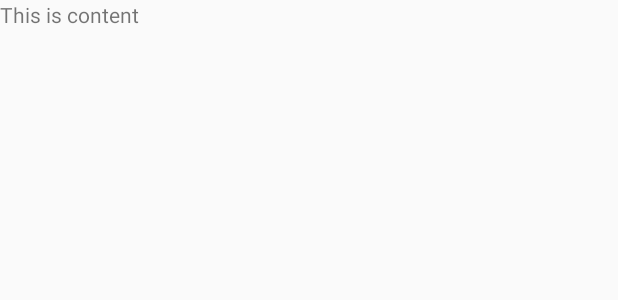
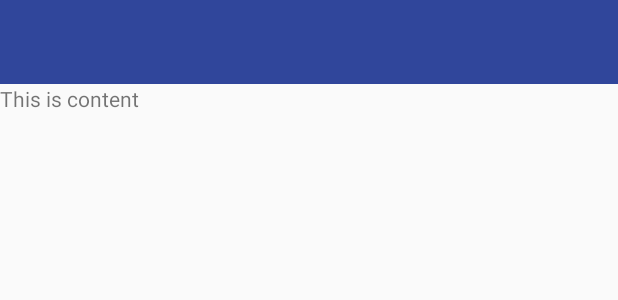
Before and after one commit to nielev/LearnEnglish, an Android app: the layout activity_main.xml on its own in the app's theme, with its tools: preview values and no code run, on a phone screen of 412 x 824 dp. Shown: the top 300 px of the screen. Run offline under Robolectric (Android 15) with nearby library versions, the phone set to English and light mode, and no system bars.

Commit message:
add DrawerLayout

```diff
--- a/app/build.gradle
+++ b/app/build.gradle
@@ -35,8 +35,7 @@ dependencies {
     provided('com.tencent.tinker:tinker-android-anno:1.7.3') { changing = true }
     apt 'com.jakewharton:butterknife-compiler:8.4.0'
     compile 'com.jakewharton:butterknife:8.4.0'
-    compile 'com.android.support:design:23.0.0'
-    compile 'com.android.support:support-v4:23.1.1'
+    compile 'com.android.support:design:23.4.0'
 }
 
 
--- a/app/src/main/res/layout/activity_main.xml
+++ b/app/src/main/res/layout/activity_main.xml
@@ -2,20 +2,36 @@
 <android.support.v4.widget.DrawerLayout
     xmlns:android="http://schemas.android.com/apk/res/android"
     xmlns:app="http://schemas.android.com/apk/res-auto"
+    android:id="@+id/drawer_layout"
     android:layout_width="match_parent"
     android:layout_height="match_parent">
     <!--需要呈现的内容-->
     <android.support.design.widget.NavigationView
+        android:id="@+id/navigation_view"
         android:layout_width="wrap_content"
         android:layout_height="match_parent"
         android:layout_gravity="start"
         android:scrollbars="none"
         app:headerLayout="@layout/layout_drawer_header"
-        app:menu="@menu/layout_menu">
+        app:menu="@menu/layout_menu"/>
+    <LinearLayout
+        android:layout_width="match_parent"
+        android:layout_height="match_parent"
+        android:orientation="vertical">
+        <android.support.v7.widget.Toolbar
+            android:id="@+id/toolbar"
+            android:layout_width="match_parent"
+            android:layout_height="?attr/actionBarSize"
+            android:background="#30469b"/>
+        <FrameLayout
+            android:id="@+id/content"
+            android:layout_width="match_parent"
+            android:layout_height="match_parent">
+            <TextView
+                android:layout_width="wrap_content"
+                android:layout_height="wrap_content"
+                android:text="This is content"/>
+        </FrameLayout>
+    </LinearLayout>
 
-    </android.support.design.widget.NavigationView>
-    <TextView
-        android:layout_width="wrap_content"
-        android:layout_height="wrap_content"
-        android:text="This is content"/>
 </android.support.v4.widget.DrawerLayout>
--- a/app/src/main/res/menu/layout_menu.xml
+++ b/app/src/main/res/menu/layout_menu.xml
@@ -1,30 +1,30 @@
 <menu xmlns:android="http://schemas.android.com/apk/res/android">
     <group android:checkableBehavior="single">
         <item
-            android:id="@+id/nav_home"
+            android:id="@+id/nav_plan"
             android:icon="@mipmap/menu"
             android:title="Home" />
         <item
-            android:id="@+id/nav_messages"
+            android:id="@+id/nav_feeback"
             android:icon="@mipmap/menu"
             android:title="Messages" />
         <item
-            android:id="@+id/nav_friends"
+            android:id="@+id/nav_setting"
             android:icon="@mipmap/menu"
             android:title="Friends" />
-        <item
-            android:id="@+id/nav_discussion"
-            android:icon="@mipmap/menu"
-            android:title="Discussion" />
+        <!--<item-->
+            <!--android:id="@+id/nav_discussion"-->
+            <!--android:icon="@mipmap/menu"-->
+            <!--android:title="Discussion" />-->
     </group>
-    <item android:title="Sub items">
-        <menu>
-            <item
-                android:icon="@mipmap/menu"
-                android:title="Sub item 1" />
-            <item
-                android:icon="@mipmap/menu"
-                android:title="Sub item 2" />
-        </menu>
-    </item>
+    <!--<item android:title="Sub items">-->
+        <!--<menu>-->
+            <!--<item-->
+                <!--android:icon="@mipmap/menu"-->
+                <!--android:title="Sub item 1" />-->
+            <!--<item-->
+                <!--android:icon="@mipmap/menu"-->
+                <!--android:title="Sub item 2" />-->
+        <!--</menu>-->
+    <!--</item>-->
 </menu>
--- a/app/src/main/res/values/strings.xml
+++ b/app/src/main/res/values/strings.xml
@@ -52,5 +52,7 @@
     <string name="exit_message">Are you sure exit?</string>
     <string name="cancel">Cancel</string>
 
-
+    <!--MainActivity-->
+    <string name="drawer_open">open</string>
+    <string name="drawer_close">close</string>
 </resources>
```
Also changed, not shown: app/src/main/java/com/neo/whylearnenglish/base/BaseFragment.java (added, +43 -0 lines), app/src/main/java/com/neo/whylearnenglish/ui/MainActivity.java (+59 -3 lines), app/src/main/java/com/neo/whylearnenglish/ui/fragment/FeebackFragment.java (added, +34 -0 lines), app/src/main/java/com/neo/whylearnenglish/ui/fragment/PlanFragment.java (added, +32 -0 lines), app/src/main/java/com/neo/whylearnenglish/ui/fragment/SettingFragment.java (added, +33 -0 lines), app/src/main/res/layout/fragment_feeback.xml (added, +9 -0 lines), app/src/main/res/layout/fragment_plan.xml (added, +9 -0 lines), app/src/main/res/layout/fragment_setting.xml (added, +9 -0 lines), app/src/main/res/layout/layout_drawer_header.xml (+5 -4 lines), app/src/main/res/layout/layout_title.xml (added, +13 -0 lines), app/src/main/res/mipmap-hdpi/icon.png (added).
